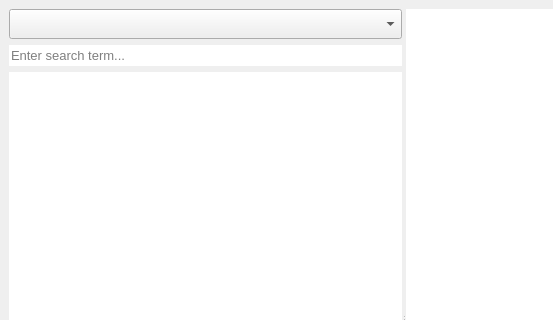
Old version of the form mainwindow.ui in the repository htaohongtao/mobidict; both pictures show x 0 to 553 and y 0 to 320 of the 807 by 645 pixel window.
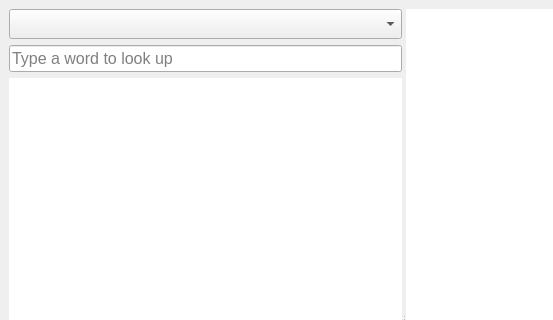
New version of the form. Custom widgets are drawn as their Qt base class.

Patch:
```diff
--- a/mainwindow.ui
+++ b/mainwindow.ui
@@ -32,7 +32,7 @@
       <property name="childrenCollapsible">
        <bool>false</bool>
       </property>
-      <widget class="QWidget" name="">
+      <widget class="QWidget" name="layoutWidget">
        <layout class="QVBoxLayout" name="verticalLayout">
         <item>
          <widget class="QComboBox" name="dictComboBox">
@@ -51,14 +51,14 @@
           </property>
           <property name="font">
            <font>
-            <pointsize>10</pointsize>
+            <pointsize>12</pointsize>
            </font>
           </property>
           <property name="frame">
-           <bool>false</bool>
+           <bool>true</bool>
           </property>
           <property name="placeholderText">
-           <string>Enter search term...</string>
+           <string>Type a word to look up</string>
           </property>
           <property name="clearButtonEnabled">
            <bool>true</bool>
```
